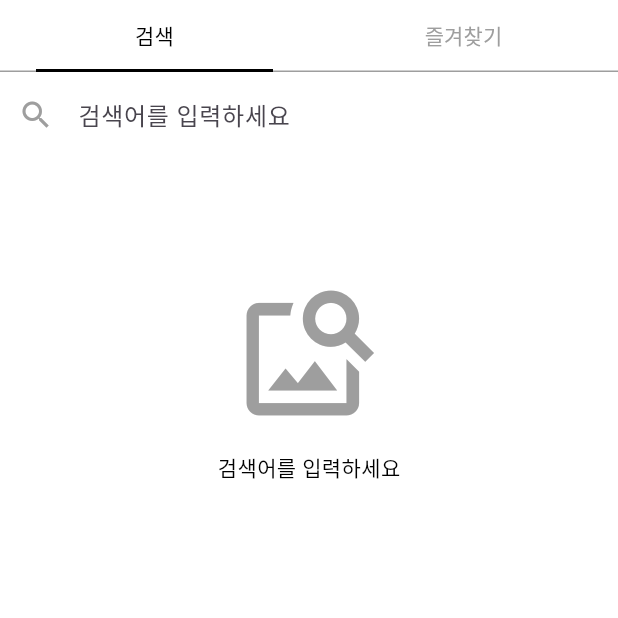
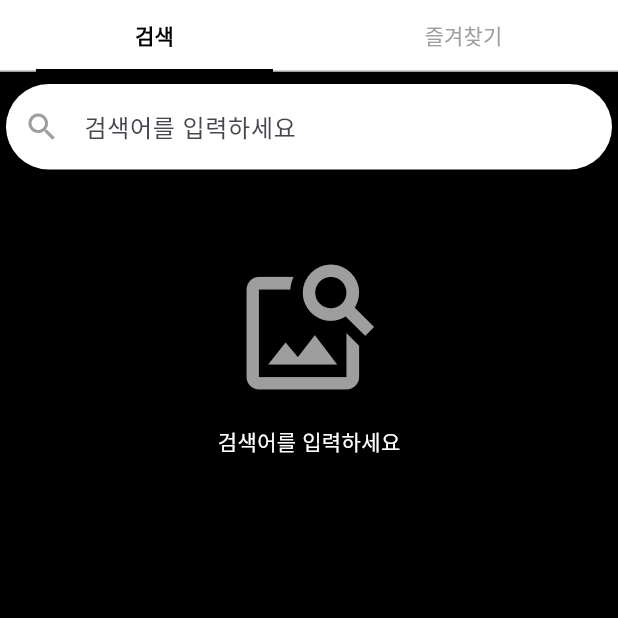
Before and after one commit to ganghee/image_search, a Flutter app: the screen it shows after launch, on a phone screen of 412 x 824 dp, the top half of it. Run offline on Flutter 3.47's test engine with Material 3 defaults, Android fonts, the phone set to English and light mode, and no system bars; our stand-ins replace dio, flutter_bloc, get_it, retrofit, sqflite; accounts and stored records are empty; generated files the repository leaves out were written again.

Commit message:
💄 검색창 레이아웃 변경

```diff
--- a/lib/icon_message_view.dart
+++ b/lib/icon_message_view.dart
@@ -4,7 +4,7 @@ Widget iconMessageView({
   required IconData icon,
   required String message,
   double iconSize = 100,
-  textColor = Colors.black,
+  textColor = Colors.white,
   double? topMargin,
 }) {
   return Column(
--- a/lib/image_list_view.dart
+++ b/lib/image_list_view.dart
@@ -4,11 +4,13 @@ class _ImageListView extends StatefulWidget {
   final List<ImageVo> images;
   final FocusNode? focusNode;
   final String? emptyMessage;
+  final double topPadding;
 
   const _ImageListView({
     required this.images,
     this.focusNode,
     this.emptyMessage,
+    this.topPadding = 0,
   });
 
   @override
@@ -44,10 +46,11 @@ class _ImageListViewState extends State<_ImageListView> {
         ? iconMessageView(
             icon: Icons.search_off,
             message: widget.emptyMessage ?? '검색 결과가 없습니다',
-            topMargin: 80,
+            topMargin: 120,
           )
         : Expanded(
             child: GridView.builder(
+              padding: EdgeInsets.only(top: widget.topPadding),
               controller: _scrollController,
               shrinkWrap: true,
               gridDelegate: const SliverGridDelegateWithFixedCrossAxisCount(
--- a/lib/main.dart
+++ b/lib/main.dart
@@ -82,12 +82,15 @@ class _HomeViewState extends State<_HomeView>
               ],
             ),
             Expanded(
+              child: ColoredBox(
+                color: Colors.black,
                 child: TabBarView(
                   controller: _tabController,
                   children: [
                     _SearchPage(tabController: _tabController),
                     const _FavoritePage(),
                   ],
+                ),
               ),
             ),
           ],
@@ -109,7 +112,7 @@ class _HomeViewState extends State<_HomeView>
       ),
       dividerColor: Colors.grey,
       labelColor: Colors.black,
-      labelStyle: Typography.material2021().black.headlineLarge,
+      labelStyle: const TextStyle(fontWeight: FontWeight.bold, fontSize: 14),
       unselectedLabelColor: Colors.grey,
       unselectedLabelStyle: Typography.material2021().black.bodyMedium,
       tabs: tabs,
--- a/lib/search_page.dart
+++ b/lib/search_page.dart
@@ -37,23 +37,33 @@ class _SearchPageState extends State<_SearchPage>
   @override
   Widget build(BuildContext context) {
     super.build(context);
-    return Column(
+    return Stack(
+      alignment: Alignment.topCenter,
       children: [
-        Row(
-          children: [
-            Expanded(
+        _searchStatusView(
+          searchStatus: context.select(
+            (SearchBloc bloc) => bloc.state.searchStatus,
+          ),
+        ),
+        Container(
+          margin: const EdgeInsets.only(top: 8, left: 4, right: 4),
+          decoration: BoxDecoration(
+            color: Colors.white,
+            borderRadius: BorderRadius.circular(40),
+          ),
           child: TextField(
             controller: _textFieldController,
             focusNode: _focusNode,
             textInputAction: TextInputAction.search,
-                decoration: const InputDecoration(
+            decoration: InputDecoration(
               hintText: '검색어를 입력하세요',
-                  prefixIcon: Icon(Icons.search, color: Colors.grey),
-                  enabledBorder: OutlineInputBorder(
-                    borderSide: BorderSide(color: Colors.white),
+              prefixIcon: const Icon(Icons.search, color: Colors.grey),
+              suffixIcon: _queryClearIconButton(),
+              enabledBorder: const OutlineInputBorder(
+                borderSide: BorderSide(color: Colors.transparent),
               ),
-                  focusedBorder: OutlineInputBorder(
-                    borderSide: BorderSide(color: Colors.white),
+              focusedBorder: const OutlineInputBorder(
+                borderSide: BorderSide(color: Colors.transparent),
               ),
             ),
             onChanged: (text) {
@@ -72,14 +82,6 @@ class _SearchPageState extends State<_SearchPage>
             },
           ),
         ),
-            _queryClearIconButton(),
-          ],
-        ),
-        _searchStatusView(
-          searchStatus: context.select(
-            (SearchBloc bloc) => bloc.state.searchStatus,
-          ),
-        ),
       ],
     );
   }
@@ -93,6 +95,7 @@ class _SearchPageState extends State<_SearchPage>
       return _ImageListView(
         images: (searchStatus as SuccessSearchStatus).imagePagingVo.items,
         focusNode: _focusNode,
+        topPadding: 70,
       );
     } else if (searchStatus.isFailure) {
       return _errorView();
@@ -114,7 +117,7 @@ class _SearchPageState extends State<_SearchPage>
     return iconMessageView(
       icon: Icons.error,
       message: '검색에 실패했습니다',
-      topMargin: 80,
+      topMargin: 120,
     );
   }
 
@@ -122,7 +125,7 @@ class _SearchPageState extends State<_SearchPage>
     return iconMessageView(
       icon: Icons.image_search,
       message: '검색어를 입력하세요',
-      topMargin: 80,
+      topMargin: 120,
     );
   }
 
```
Also changed, not shown: lib/favorite_page.dart (+11 -1 lines). Lines whose indentation alone changed are shown as unchanged.
